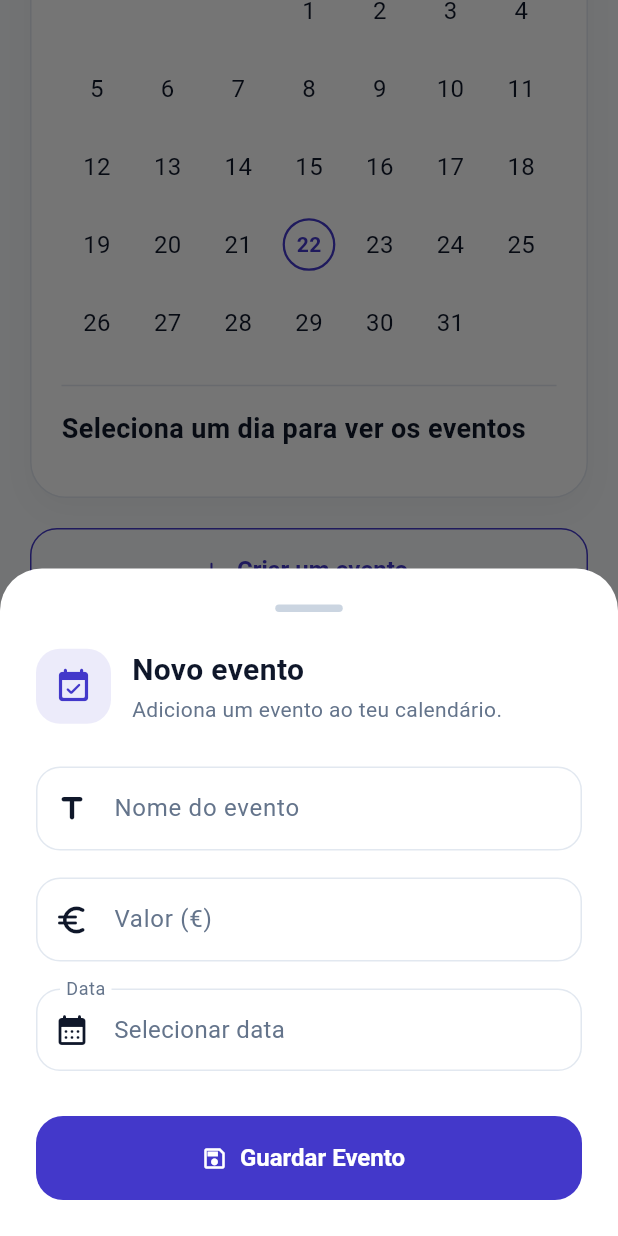
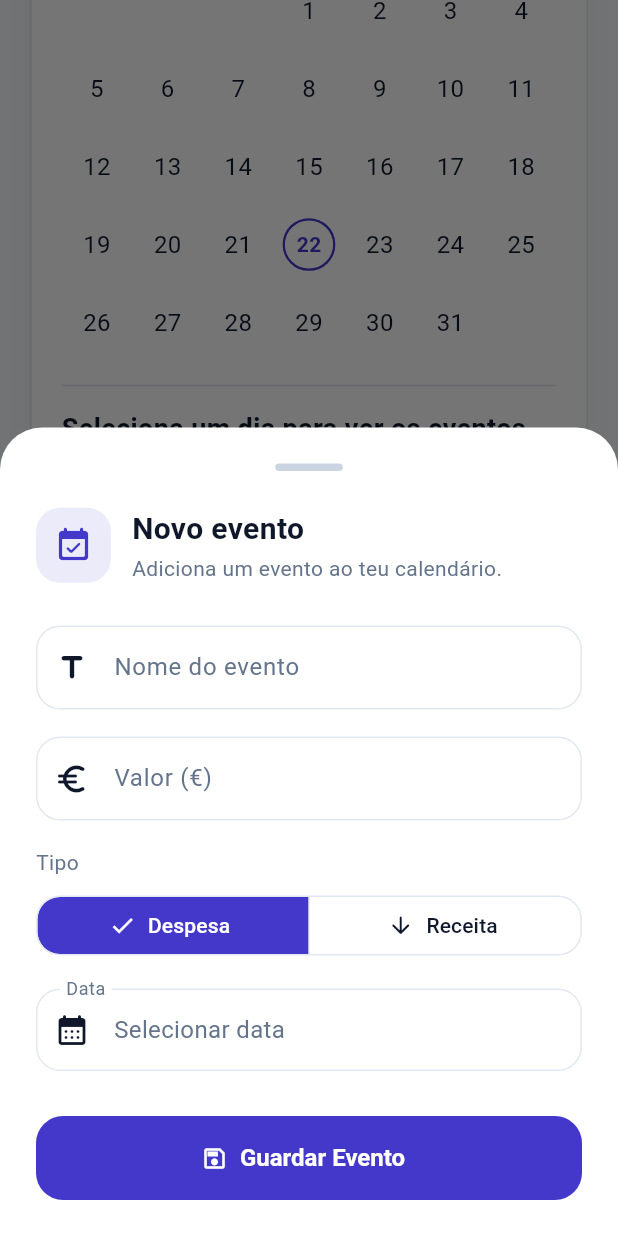
Before and after one commit to DMarques24/FinSync, a Flutter app: the AnalyticsPage screen opened directly, scrolled down 287 dp, after a tap on "Criar um evento", on a phone screen of 412 x 824 dp. Run offline on Flutter 3.47's test engine with Material 3 defaults, Android fonts, the phone set to English and light mode, and no system bars; drawn by our look-alikes of table_calendar; our stand-ins replace flutter_bloc, get_it, go_router, image_picker, supabase_flutter; missing offline and left inert: liquid_glass_bar, sankey_flutter; accounts and stored records are empty.

Commit message:
feat: implement adjust balance feature; add use case, repository methods, and update analytics to handle balance adjustments

```diff
--- a/finsync/lib/core/di/injection.dart
+++ b/finsync/lib/core/di/injection.dart
@@ -2,6 +2,7 @@ import 'package:finsync/data/datasources/calendar_events_remote_datasource.dart'
 import 'package:finsync/data/datasources/calendar_events_remote_datasource_impl.dart';
 import 'package:finsync/data/repositories/calendar_events_repository_impl.dart';
 import 'package:finsync/domain/repositories/calendar_event_repository.dart';
+import 'package:finsync/domain/usecases/adjust_balance.dart';
 import 'package:finsync/domain/usecases/complete_onboarding.dart';
 import 'package:finsync/domain/usecases/get_all_calendar_events.dart';
 import 'package:finsync/domain/usecases/get_filter_time_expenses.dart';
@@ -108,6 +109,8 @@ Future<void> initDependencies() async {
 
   sl.registerLazySingleton<CompleteOnboarding>(() => CompleteOnboarding(sl()));
 
+  sl.registerLazySingleton<AdjustBalance>(() => AdjustBalance(sl()));
+
   sl.registerLazySingleton<GetAllCalendarEvents>(
     () => GetAllCalendarEvents(sl()),
   );
@@ -148,6 +151,7 @@ Future<void> initDependencies() async {
       sl<GetAllExpenses>(),
       sl<InsertCalendarEvent>(),
       sl<GetAllCalendarEvents>(),
+      sl<AdjustBalance>(),
     ),
   );
 }
--- a/finsync/lib/data/datasources/user_remote_datasource.dart
+++ b/finsync/lib/data/datasources/user_remote_datasource.dart
@@ -6,4 +6,6 @@ abstract class UserRemoteDatasource {
   Future<void> insertUser(UserModel user, String userId);
 
   Future<void> completeOnboarding(String userId, double balance);
+
+  Future<void> adjustBalance(double delta);
 }
--- a/finsync/lib/data/datasources/user_remote_datasource_impl.dart
+++ b/finsync/lib/data/datasources/user_remote_datasource_impl.dart
@@ -31,4 +31,9 @@ class UserRemoteDatasourceImpl implements UserRemoteDatasource {
         .update({'balance': balance, 'isFirstLogin': false})
         .eq('user_id', userId);
   }
+
+  @override
+  Future<void> adjustBalance(double delta) async {
+    await supabase.rpc('adjust_profile_balance', params: {'p_delta': delta});
+  }
 }
--- a/finsync/lib/data/models/calendar_events_model.dart
+++ b/finsync/lib/data/models/calendar_events_model.dart
@@ -5,12 +5,14 @@ class CalendarEventsModel {
   final String nameEvent;
   final double price;
   final DateTime dateEvent;
+  final CalendarEventType type;
 
   CalendarEventsModel({
     required this.id,
     required this.nameEvent,
     required this.price,
     required this.dateEvent,
+    this.type = CalendarEventType.despesa,
   });
 
   factory CalendarEventsModel.fromJson(Map<String, dynamic> json) {
@@ -22,6 +24,10 @@ class CalendarEventsModel {
       dateEvent: rawDate is DateTime
           ? rawDate
           : DateTime.tryParse(rawDate?.toString() ?? '') ?? DateTime.now(),
+      type: CalendarEventType.values.firstWhere(
+        (value) => value.name == json['type'],
+        orElse: () => CalendarEventType.despesa,
+      ),
     );
   }
 
@@ -31,6 +37,7 @@ class CalendarEventsModel {
       'price': price,
       'event_date': dateEvent.toIso8601String(),
       'user_id': userId,
+      'type': type.name,
     };
   }
 
@@ -40,6 +47,7 @@ class CalendarEventsModel {
       name: nameEvent,
       price: price,
       date: dateEvent,
+      type: type,
     );
   }
 }
--- a/finsync/lib/data/repositories/calendar_events_repository_impl.dart
+++ b/finsync/lib/data/repositories/calendar_events_repository_impl.dart
@@ -21,6 +21,7 @@ class CalendarEventsRepositoryImpl implements CalendarEventRepository {
       nameEvent: event.name,
       price: event.price,
       dateEvent: event.date,
+      type: event.type,
     );
     await remoteDatasource.insertCalendarEvents(model);
   }
--- a/finsync/lib/data/repositories/user_repository_impl.dart
+++ b/finsync/lib/data/repositories/user_repository_impl.dart
@@ -23,4 +23,9 @@ class UserRepositoryImpl implements UserRepository {
   Future<void> completeOnboarding(String userId, double balance) async {
     await remoteDatasource.completeOnboarding(userId, balance);
   }
+
+  @override
+  Future<void> adjustBalance(double delta) async {
+    await remoteDatasource.adjustBalance(delta);
+  }
 }
--- a/finsync/lib/domain/entities/calendar_event.dart
+++ b/finsync/lib/domain/entities/calendar_event.dart
@@ -1,13 +1,17 @@
+enum CalendarEventType { despesa, receita }
+
 class CalendarEventEntity {
   final int id;
   final String name;
   final double price;
   final DateTime date;
+  final CalendarEventType type;
 
   CalendarEventEntity({
     required this.id,
     required this.name,
     required this.price,
     required this.date,
+    this.type = CalendarEventType.despesa,
   });
 }
--- a/finsync/lib/domain/repositories/user_repository.dart
+++ b/finsync/lib/domain/repositories/user_repository.dart
@@ -4,4 +4,5 @@ abstract class UserRepository {
   Future<List<User>> getUser();
   Future<void> insertUser(User user, String userId);
   Future<void> completeOnboarding(String userId, double balance);
+  Future<void> adjustBalance(double delta);
 }
--- /dev/null
+++ b/finsync/lib/domain/usecases/adjust_balance.dart
@@ -0,0 +1,11 @@
+import 'package:finsync/domain/repositories/user_repository.dart';
+
+class AdjustBalance {
+  final UserRepository repository;
+
+  AdjustBalance(this.repository);
+
+  Future<void> call(double delta) {
+    return repository.adjustBalance(delta);
+  }
+}
--- a/finsync/lib/presentation/pages/analytics/analytics_bloc.dart
+++ b/finsync/lib/presentation/pages/analytics/analytics_bloc.dart
@@ -1,3 +1,5 @@
+import 'package:finsync/domain/entities/calendar_event.dart';
+import 'package:finsync/domain/usecases/adjust_balance.dart';
 import 'package:finsync/domain/usecases/get_all_calendar_events.dart';
 import 'package:finsync/domain/usecases/get_all_expenses.dart';
 import 'package:finsync/domain/usecases/insert_calendar_event.dart';
@@ -11,10 +13,13 @@ class AnalyticsBloc extends Bloc<AnalyticsEvent, AnalyticsState> {
   final GetAllExpenses getAllExpenses;
   final InsertCalendarEvent insertCalendarEvent;
   final GetAllCalendarEvents getAllCalendarEvents;
+  final AdjustBalance adjustBalance;
+
   AnalyticsBloc(
     this.getAllExpenses,
     this.insertCalendarEvent,
     this.getAllCalendarEvents,
+    this.adjustBalance,
   ) : super(AnalyticsInitialState()) {
     on<LoadAnalyticsEvent>(_onLoadAnalytics);
     on<AddEventCalendarEvent>(_addCalendarEvent);
@@ -73,6 +78,12 @@ class AnalyticsBloc extends Bloc<AnalyticsEvent, AnalyticsState> {
   ) async {
     try {
       await insertCalendarEvent(event.event);
+
+      final delta = event.event.type == CalendarEventType.receita
+          ? event.event.price
+          : -event.event.price;
+      await adjustBalance(delta);
+
       event.completer?.complete();
 
       add(LoadAnalyticsEvent());
--- a/finsync/lib/presentation/pages/analytics/components/add_event_calendar.dart
+++ b/finsync/lib/presentation/pages/analytics/components/add_event_calendar.dart
@@ -5,6 +5,8 @@ import 'package:finsync/core/theme/text_styles.dart';
 import 'package:finsync/domain/entities/calendar_event.dart';
 import 'package:finsync/presentation/pages/analytics/analytics_bloc.dart';
 import 'package:finsync/presentation/pages/analytics/analytics_event.dart';
+import 'package:finsync/presentation/pages/profile/profile_bloc.dart';
+import 'package:finsync/presentation/pages/profile/profile_event.dart';
 import 'package:flutter/material.dart';
 import 'package:flutter_bloc/flutter_bloc.dart';
 
@@ -21,6 +23,8 @@ class _AddEventCalendarState extends State<AddEventCalendar> {
 
   DateTime? selectedDate;
   bool _isSaving = false;
+
+  CalendarEventType selectedType = CalendarEventType.despesa;
 
   @override
   void dispose() {
@@ -70,6 +74,7 @@ class _AddEventCalendarState extends State<AddEventCalendar> {
       name: _nameEventController.text.trim(),
       price: price,
       date: selectedDate!,
+      type: selectedType,
     );
 
     setState(() {
@@ -85,6 +90,8 @@ class _AddEventCalendarState extends State<AddEventCalendar> {
       await completer.future.timeout(const Duration(seconds: 12));
 
       if (!mounted) return;
+      context.read<ProfileBloc>().add(LoadProfileEvent());
+
       final messenger = ScaffoldMessenger.of(context);
       Navigator.pop(context);
       messenger.showSnackBar(
@@ -200,6 +207,48 @@ class _AddEventCalendarState extends State<AddEventCalendar> {
               ),
               const SizedBox(height: 18),
 
+              Text(
+                "Tipo",
+                style: AppTextStyles.bodySmall.copyWith(
+                  color: AppColors.textSecondary,
+                ),
+              ),
+              const SizedBox(height: 8),
+              SizedBox(
+                width: double.infinity,
+                child: SegmentedButton<CalendarEventType>(
+                  segments: const [
+                    ButtonSegment(
+                      value: CalendarEventType.despesa,
+                      label: Text("Despesa"),
+                      icon: Icon(Icons.arrow_upward_rounded),
+                    ),
+                    ButtonSegment(
+                      value: CalendarEventType.receita,
+                      label: Text("Receita"),
+                      icon: Icon(Icons.arrow_downward_rounded),
+                    ),
+                  ],
+                  selected: {selectedType},
+                  onSelectionChanged: _isSaving
+                      ? null
+                      : (selection) {
+                          setState(() {
+                            selectedType = selection.first;
+                          });
+                        },
+                  style: SegmentedButton.styleFrom(
+                    selectedBackgroundColor: AppColors.secondary,
+                    selectedForegroundColor: Colors.white,
+                    shape: RoundedRectangleBorder(
+                      borderRadius: BorderRadius.circular(16),
+                    ),
+                  ),
+                ),
+              ),
+
+              const SizedBox(height: 18),
+
               InkWell(
                 borderRadius: BorderRadius.circular(16),
 
```
